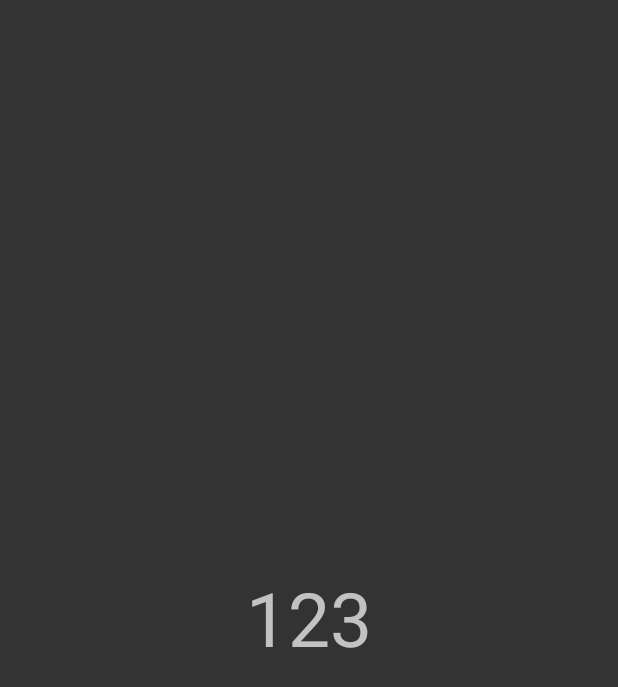
After one commit to korkeep/MyTube, an Android app: the layout activity_start.xml on its own in the app's theme, with its tools: preview values and no code run, on a phone screen of 412 x 824 dp. The commit adds this screen. Shown: the top 687 px of the screen. Run offline under Robolectric (Android 15) with nearby library versions, the phone set to English and light mode, and no system bars.

```diff
--- a/SW Online Lecture APP/app/src/main/java/com/example/swonlinelectureapp/MainActivity.java
+++ b/SW Online Lecture APP/app/src/main/java/com/example/swonlinelectureapp/MainActivity.java
@@ -64,7 +64,7 @@ public class MainActivity extends AppCompatActivity {
         return true;
     }
 
-    //뒤로가기 동작
+    //뒤로가기, 홈으로 이동 동작
     @Override
     public boolean onOptionsItemSelected(MenuItem item){
         int id = item.getItemId();
--- /dev/null
+++ b/SW Online Lecture APP/app/src/main/res/layout/activity_start.xml
@@ -0,0 +1,34 @@
+<?xml version="1.0" encoding="utf-8"?>
+<ScrollView xmlns:android="http://schemas.android.com/apk/res/android"
+    xmlns:tools="http://schemas.android.com/tools"
+    android:layout_width="match_parent"
+    android:layout_height="match_parent"
+    android:clipToPadding="false"
+    android:fillViewport="true"
+    android:orientation="vertical"
+    android:paddingLeft="16dp"
+    android:paddingTop="16dp"
+    android:paddingRight="16dp"
+    android:paddingBottom="16dp"
+    android:scrollbarStyle="outsideOverlay"
+    tools:context=".StartActivity"
+    android:background="@color/colorBackground">
+
+    <LinearLayout
+        android:layout_width="match_parent"
+        android:layout_height="wrap_content"
+        android:focusable="true"
+        android:focusableInTouchMode="true"
+        android:gravity="center"
+        android:orientation="vertical">
+
+    <TextView
+        android:id="@+id/result"
+        android:layout_width="wrap_content"
+        android:layout_height="wrap_content"
+        android:text="123"
+        android:textSize="50dp" />
+
+    </LinearLayout>
+
+</ScrollView>
```
Also changed, not shown: SW Online Lecture APP/app/src/main/AndroidManifest.xml (+12 -11 lines), SW Online Lecture APP/app/src/main/java/com/example/swonlinelectureapp/FragmentHome.java (+7 -9 lines), SW Online Lecture APP/app/src/main/java/com/example/swonlinelectureapp/StartActivity.java (added, +71 -0 lines), SW Online Lecture APP/app/src/main/res/menu/search_bar.xml (added, +14 -0 lines).
